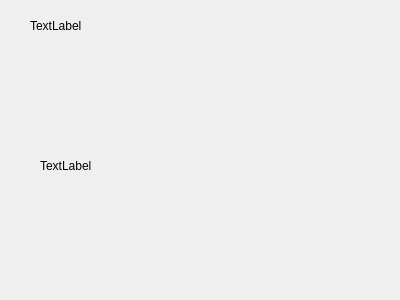
AndriM/Vika3, file displayscientist.ui: the form before one commit.
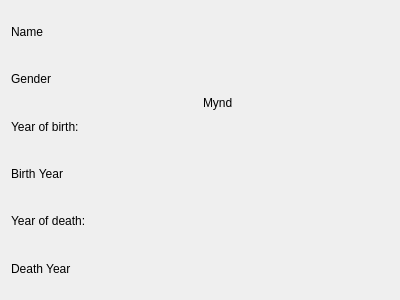
The form after the commit.

Patch:
```diff
--- a/displayscientist.ui
+++ b/displayscientist.ui
@@ -13,32 +13,57 @@
   <property name="windowTitle">
    <string>Dialog</string>
   </property>
-  <widget class="QLabel" name="photoLabel">
-   <property name="geometry">
-    <rect>
-     <x>40</x>
-     <y>60</y>
-     <width>301</width>
-     <height>211</height>
-    </rect>
-   </property>
-   <property name="text">
-    <string>TextLabel</string>
-   </property>
-  </widget>
-  <widget class="QLabel" name="label_title">
-   <property name="geometry">
-    <rect>
-     <x>30</x>
-     <y>-10</y>
-     <width>341</width>
-     <height>71</height>
-    </rect>
-   </property>
-   <property name="text">
-    <string>TextLabel</string>
-   </property>
-  </widget>
+  <layout class="QGridLayout" name="gridLayout">
+   <item row="0" column="0">
+    <widget class="QLabel" name="label_title">
+     <property name="text">
+      <string>Name</string>
+     </property>
+    </widget>
+   </item>
+   <item row="3" column="0">
+    <widget class="QLabel" name="byLabel">
+     <property name="text">
+      <string>Birth Year</string>
+     </property>
+    </widget>
+   </item>
+   <item row="2" column="0">
+    <widget class="QLabel" name="ybLabel">
+     <property name="text">
+      <string>Year of birth:</string>
+     </property>
+    </widget>
+   </item>
+   <item row="1" column="0">
+    <widget class="QLabel" name="genderLabel">
+     <property name="text">
+      <string>Gender</string>
+     </property>
+    </widget>
+   </item>
+   <item row="4" column="0">
+    <widget class="QLabel" name="ydLabel">
+     <property name="text">
+      <string>Year of death:</string>
+     </property>
+    </widget>
+   </item>
+   <item row="5" column="0">
+    <widget class="QLabel" name="dyLabel">
+     <property name="text">
+      <string>Death Year</string>
+     </property>
+    </widget>
+   </item>
+   <item row="0" column="1" rowspan="4">
+    <widget class="QLabel" name="photoLabel">
+     <property name="text">
+      <string>Mynd</string>
+     </property>
+    </widget>
+   </item>
+  </layout>
  </widget>
  <resources/>
  <connections/>
```
